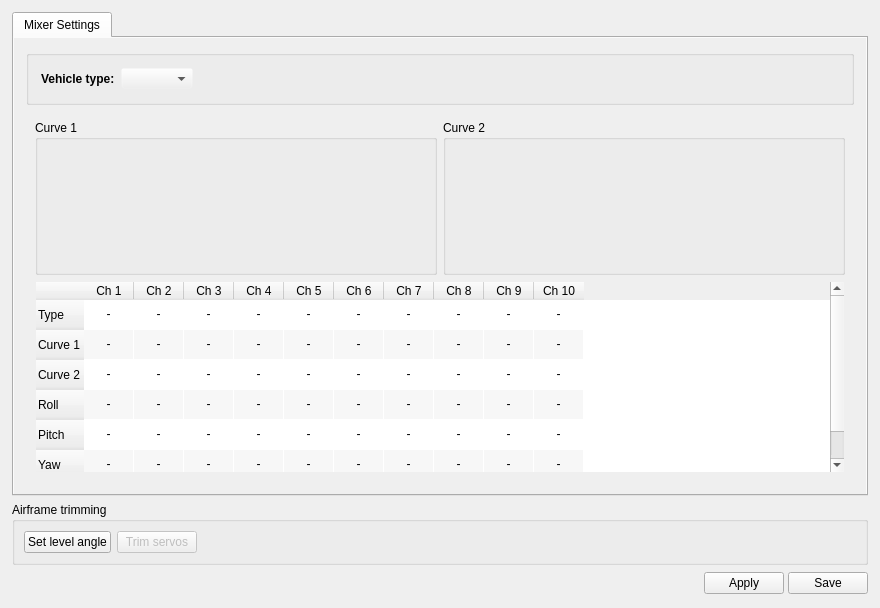
Qt form ground/gcs/src/plugins/config/airframe.ui (d-ronin/dRonin) before a commit.
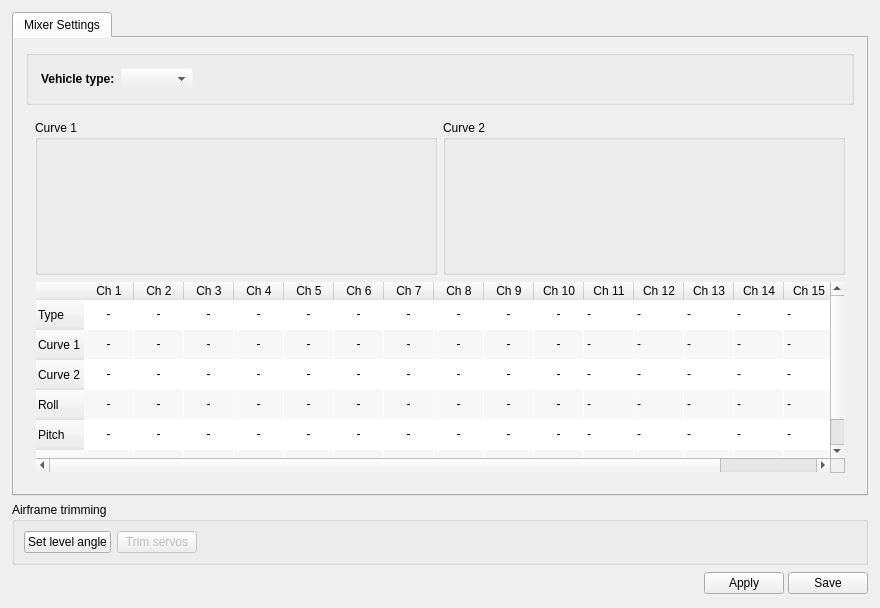
The same form after that commit. The open tabs and pages were chosen to show the change. Icons and pictures are not drawn. Custom widgets are drawn as their Qt base class.

What changed in the file:
```diff
--- a/ground/gcs/src/plugins/config/airframe.ui
+++ b/ground/gcs/src/plugins/config/airframe.ui
@@ -2320,6 +2320,9 @@
                    <property name="alternatingRowColors">
                     <bool>true</bool>
                    </property>
+                   <property name="columnCount">
+                    <number>16</number>
+                   </property>
                    <attribute name="horizontalHeaderDefaultSectionSize">
                     <number>50</number>
                    </attribute>
@@ -2406,6 +2409,36 @@
                      <string>Ch 10</string>
                     </property>
                    </column>
+                   <column>
+                    <property name="text">
+                     <string>Ch 11</string>
+                    </property>
+                   </column>
+                   <column>
+                    <property name="text">
+                     <string>Ch 12</string>
+                    </property>
+                   </column>
+                   <column>
+                    <property name="text">
+                     <string>Ch 13</string>
+                    </property>
+                   </column>
+                   <column>
+                    <property name="text">
+                     <string>Ch 14</string>
+                    </property>
+                   </column>
+                   <column>
+                    <property name="text">
+                     <string>Ch 15</string>
+                    </property>
+                   </column>
+                   <column>
+                    <property name="text">
+                     <string>Ch 16</string>
+                    </property>
+                   </column>
                    <item row="0" column="0">
                     <property name="text">
                      <string>-</string>
@@ -2486,6 +2519,36 @@
                      <set>AlignCenter</set>
                     </property>
                    </item>
+                   <item row="0" column="10">
+                    <property name="text">
+                     <string>-</string>
+                    </property>
+                   </item>
+                   <item row="0" column="11">
+                    <property name="text">
+                     <string>-</string>
+                    </property>
+                   </item>
+                   <item row="0" column="12">
+                    <property name="text">
+                     <string>-</string>
+                    </property>
+                   </item>
+                   <item row="0" column="13">
+                    <property name="text">
+                     <string>-</string>
+                    </property>
+                   </item>
+                   <item row="0" column="14">
+                    <property name="text">
+                     <string>-</string>
+                    </property>
+                   </item>
+                   <item row="0" column="15">
+                    <property name="text">
+                     <string>-</string>
+                    </property>
+                   </item>
                    <item row="1" column="0">
                     <property name="text">
                      <string>-</string>
@@ -2566,6 +2629,36 @@
                      <set>AlignCenter</set>
                     </property>
                    </item>
+                   <item row="1" column="10">
+                    <property name="text">
+                     <string>-</string>
+                    </property>
+                   </item>
+                   <item row="1" column="11">
+                    <property name="text">
+                     <string>-</string>
+                    </property>
+                   </item>
+                   <item row="1" column="12">
+                    <property name="text">
+                     <string>-</string>
+                    </property>
+                   </item>
+                   <item row="1" column="13">
+                    <property name="text">
+                     <string>-</string>
+                    </property>
+                   </item>
+                   <item row="1" column="14">
+                    <property name="text">
+                     <string>-</string>
+                    </property>
+                   </item>
+                   <item row="1" column="15">
+                    <property name="text">
+                     <string>-</string>
+                    </property>
+                   </item>
                    <item row="2" column="0">
                     <property name="text">
                      <string>-</string>
@@ -2646,6 +2739,36 @@
                      <set>AlignCenter</set>
                     </property>
                    </item>
+                   <item row="2" column="10">
+                    <property name="text">
+                     <string>-</string>
+                    </property>
+                   </item>
+                   <item row="2" column="11">
+                    <property name="text">
+                     <string>-</string>
+                    </property>
+                   </item>
+                   <item row="2" column="12">
+                    <property name="text">
+                     <string>-</string>
+                    </property>
+                   </item>
+                   <item row="2" column="13">
+                    <property name="text">
+                     <string>-</string>
+                    </property>
+                   </item>
+                   <item row="2" column="14">
+                    <property name="text">
+                     <string>-</string>
+                    </property>
+                   </item>
+                   <item row="2" column="15">
+                    <property name="text">
+                     <string>-</string>
+                    </property>
+                   </item>
                    <item row="3" column="0">
                     <property name="text">
                      <string>-</string>
@@ -2726,6 +2849,36 @@
                      <set>AlignCenter</set>
                     </property>
                    </item>
+                   <item row="3" column="10">
+                    <property name="text">
+                     <string>-</string>
+                    </property>
+                   </item>
+                   <item row="3" column="11">
+                    <property name="text">
+                     <string>-</string>
+                    </property>
+                   </item>
+                   <item row="3" column="12">
+                    <property name="text">
+                     <string>-</string>
+                    </property>
+                   </item>
+                   <item row="3" column="13">
+                    <property name="text">
+                     <string>-</string>
+                    </property>
+                   </item>
+                   <item row="3" column="14">
+                    <property name="text">
+                     <string>-</string>
+                    </property>
+                   </item>
+                   <item row="3" column="15">
+                    <property name="text">
+                     <string>-</string>
+                    </property>
+                   </item>
                    <item row="4" column="0">
                     <property name="text">
                      <string>-</string>
@@ -2806,6 +2959,36 @@
                      <set>AlignCenter</set>
                     </property>
                    </item>
+                   <item row="4" column="10">
+                    <property name="text">
+                     <string>-</string>
+                    </property>
+                   </item>
+                   <item row="4" column="11">
+                    <property name="text">
+                     <string>-</string>
+                    </property>
+                   </item>
+                   <item row="4" column="12">
+                    <property name="text">
+                     <string>-</string>
+                    </property>
+                   </item>
+                   <item row="4" column="13">
+                    <property name="text">
+                     <string>-</string>
+                    </property>
+                   </item>
+                   <item row="4" column="14">
+                    <property name="text">
+                     <string>-</string>
+                    </property>
+                   </item>
+                   <item row="4" column="15">
+                    <property name="text">
+                     <string>-</string>
+                    </property>
+                   </item>
                    <item row="5" column="0">
                     <property name="text">
                      <string>-</string>
@@ -2886,6 +3069,36 @@
                      <set>AlignCenter</set>
                     </property>
                    </item>
+                   <item row="5" column="10">
+                    <property name="text">
+                     <string>-</string>
+                    </property>
+                   </item>
+                   <item row="5" column="11">
+                    <property name="text">
+                     <string>-</string>
+                    </property>
+                   </item>
+                   <item row="5" column="12">
+                    <property name="text">
+                     <string>-</string>
+                    </property>
+                   </item>
+                   <item row="5" column="13">
+                    <property name="text">
+                     <string>-</string>
+                    </property>
+                   </item>
+                   <item row="5" column="14">
+                    <property name="text">
+                     <string>-</string>
+                    </property>
+                   </item>
+                   <item row="5" column="15">
+                    <property name="text">
+                     <string>-</string>
+                    </property>
+                   </item>
                   </widget>
                  </item>
                 </layout>
```
Left out of the diff: 6 changed lines with no effect on the pictures.
